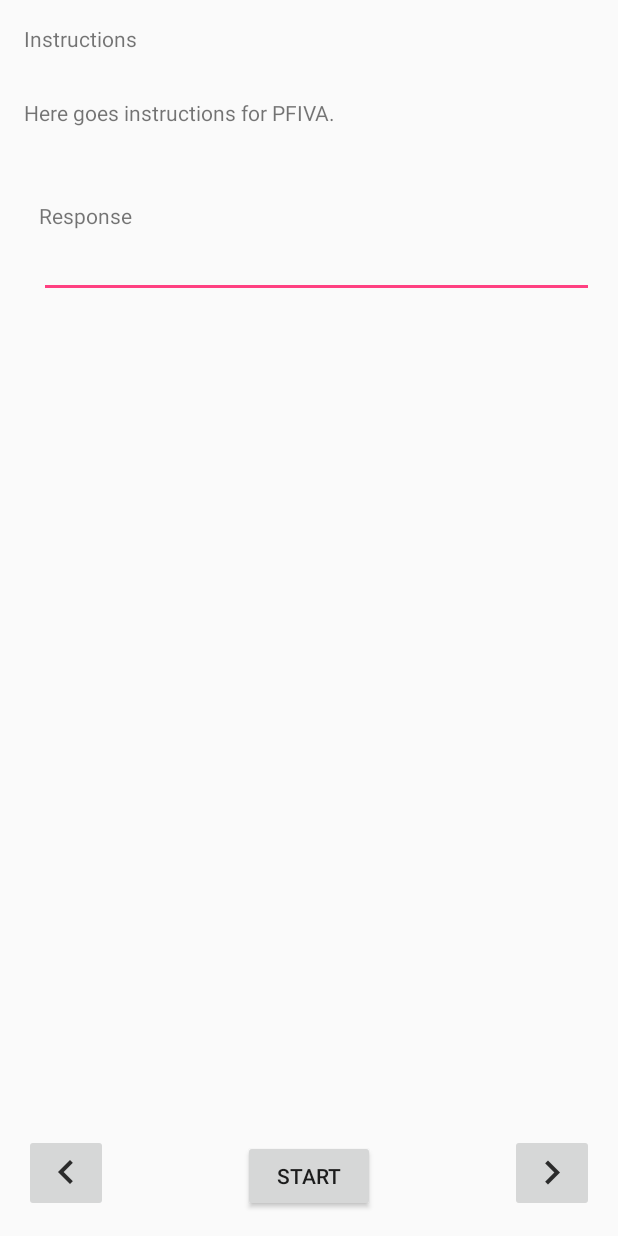
After one commit to tiefenau/smarthome_studyplatform, an Android app: the layout activity_survey.xml on its own in the app's theme, with its tools: preview values and no code run, on a phone screen of 412 x 824 dp. The commit adds this screen. Run offline under Robolectric (Android 15) with nearby library versions, the phone set to English and light mode, and no system bars.

Commit message:
UPDATE: survey activity

```diff
--- a/android_workspace/voice_assistant/app/build.gradle
+++ b/android_workspace/voice_assistant/app/build.gradle
@@ -32,6 +32,9 @@ dependencies {
     implementation 'com.squareup.retrofit2:retrofit:2.4.0'
     implementation 'com.squareup.retrofit2:converter-gson:2.4.0'
     implementation 'com.android.support:cardview-v7:26.1.0'
+    implementation 'com.fasterxml.jackson.core:jackson-core:2.9.7'
+    implementation 'com.fasterxml.jackson.core:jackson-databind:2.9.7'
+
 }
 
 apply plugin: 'com.google.gms.google-services'
--- a/android_workspace/voice_assistant/app/src/main/java/de/pfiva/mobile/voiceassistant/Constants.java
+++ b/android_workspace/voice_assistant/app/src/main/java/de/pfiva/mobile/voiceassistant/Constants.java
@@ -15,4 +15,6 @@ public interface Constants {
 
     public static final String MESSAGE_DATA_KEY = "messageData";
     public static final String MESSAGE_RESPONSE_ENDPOINT = "message-response/{messageId}";
+
+    public static final String SURVEY_DATA_KEY = "surveyData";
 }
--- /dev/null
+++ b/android_workspace/voice_assistant/app/src/main/res/layout/activity_survey.xml
@@ -0,0 +1,131 @@
+<?xml version="1.0" encoding="utf-8"?>
+<LinearLayout xmlns:android="http://schemas.android.com/apk/res/android"
+    android:orientation="vertical"
+    android:layout_width="match_parent"
+    android:layout_height="match_parent"
+    android:padding="16dp">
+
+    <!-- Instructions container -->
+    <LinearLayout
+        android:id="@+id/instructions_container"
+        android:layout_width="match_parent"
+        android:layout_height="wrap_content"
+        android:orientation="vertical">
+
+        <TextView
+            android:layout_width="match_parent"
+            android:layout_height="wrap_content"
+            android:text="@string/instructions_title"/>
+
+        <TextView
+            android:layout_width="match_parent"
+            android:layout_height="wrap_content"
+            android:text="@string/instructions"
+            android:layout_marginTop="30dp"/>
+    </LinearLayout>
+
+    <!-- Questions container -->
+    <LinearLayout
+        android:id="@+id/questions_container"
+        android:layout_width="match_parent"
+        android:layout_height="wrap_content"
+        android:orientation="vertical">
+
+        <TextView
+            android:id="@+id/survey_question"
+            android:layout_width="match_parent"
+            android:layout_height="wrap_content"
+            android:textStyle="bold"/>
+    </LinearLayout>
+
+    <!-- Text Option container -->
+    <LinearLayout
+        android:id="@+id/text_options_container"
+        android:layout_width="match_parent"
+        android:layout_height="wrap_content"
+        android:orientation="vertical"
+        android:layout_marginTop="30dp"
+        android:layout_marginLeft="10dp">
+
+        <TextView
+            android:layout_width="wrap_content"
+            android:layout_height="wrap_content"
+            android:text="@string/response_title"/>
+
+        <EditText
+            android:id="@+id/response_input"
+            android:layout_width="match_parent"
+            android:layout_height="wrap_content"/>
+    </LinearLayout>
+
+    <!-- Multiple Choice Options Container -->
+    <LinearLayout
+        android:id="@+id/mc_options_container"
+        android:layout_width="match_parent"
+        android:layout_height="wrap_content"
+        android:orientation="vertical"
+        android:layout_marginTop="30dp"
+        android:layout_marginLeft="10dp">
+
+        <RadioGroup
+            android:id="@+id/radiogroup"
+            android:layout_width="match_parent"
+            android:layout_height="wrap_content"
+            android:orientation="vertical">
+
+        </RadioGroup>
+    </LinearLayout>
+
+    <!-- Checkbox Option Container -->
+    <LinearLayout
+        android:id="@+id/checkbox_option_container"
+        android:layout_width="match_parent"
+        android:layout_height="wrap_content"
+        android:orientation="vertical"
+        android:layout_marginTop="30dp"
+        android:layout_marginLeft="10dp">
+
+    </LinearLayout>
+
+    <!-- Buttons container -->
+    <RelativeLayout
+        android:id="@+id/buttons_container"
+        android:layout_width="match_parent"
+        android:layout_height="wrap_content">
+
+        <Button
+            android:id="@+id/start_survey"
+            android:layout_width="wrap_content"
+            android:layout_height="wrap_content"
+            android:text="@string/start_survey"
+            android:layout_alignParentBottom="true"
+            android:layout_centerHorizontal="true"/>
+
+        <TextView
+            android:id="@+id/question_number"
+            android:layout_width="wrap_content"
+            android:layout_height="wrap_content"
+            android:layout_alignParentBottom="true"
+            android:layout_centerHorizontal="true"
+            android:layout_marginBottom="20dp"
+            android:paddingBottom="20dp"
+            android:text="@string/default_question_number" />
+
+        <ImageButton
+            android:id="@+id/next_question"
+            android:layout_width="wrap_content"
+            android:layout_height="wrap_content"
+            android:src="@drawable/ic_forward"
+            android:layout_alignParentBottom="true"
+            android:layout_alignParentRight="true"/>
+
+        <ImageButton
+            android:id="@+id/previous_question"
+            android:layout_width="wrap_content"
+            android:layout_height="wrap_content"
+            android:src="@drawable/ic_backward"
+            android:layout_alignParentBottom="true"
+            android:layout_alignParentLeft="true"/>
+    </RelativeLayout>
+
+</LinearLayout>
--- a/android_workspace/voice_assistant/app/src/main/res/values/strings.xml
+++ b/android_workspace/voice_assistant/app/src/main/res/values/strings.xml
@@ -22,4 +22,10 @@
     <string name="message_title">Message :</string>
     <string name="default_message">Default Message</string>
     <string name="response">Response</string>
+    <string name="instructions_title">Instructions</string>
+    <string name="instructions">Here goes instructions for PFIVA.</string>
+    <string name="start_survey">Start</string>
+    <string name="pfiva_survey">PFIVA Survey</string>
+    <string name="default_question_number">1</string>
+    <string name="response_title">Response</string>
 </resources>
```
Also changed, not shown: android_workspace/voice_assistant/app/src/main/java/de/pfiva/mobile/voiceassistant/activities/SurveyActivity.java (added, +231 -0 lines), android_workspace/voice_assistant/app/src/main/java/de/pfiva/mobile/voiceassistant/messaging/VAFirebaseMessagingService.java (+30 -8 lines), android_workspace/voice_assistant/app/src/main/res/drawable-hdpi/ic_backward.png (added), android_workspace/voice_assistant/app/src/main/res/drawable-hdpi/ic_forward.png (added), android_workspace/voice_assistant/app/src/main/res/drawable-mdpi/ic_backward.png (added), android_workspace/voice_assistant/app/src/main/res/drawable-mdpi/ic_forward.png (added), android_workspace/voice_assistant/app/src/main/res/drawable-xhdpi/ic_backward.png (added), android_workspace/voice_assistant/app/src/main/res/drawable-xhdpi/ic_forward.png (added), android_workspace/voice_assistant/app/src/main/res/drawable-xxhdpi/ic_backward.png (added), android_workspace/voice_assistant/app/src/main/res/drawable-xxhdpi/ic_forward.png (added).
